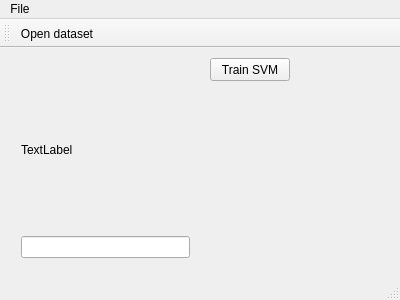
Qt form mainwindow.ui (Logrus/ml_cs231n_cpp) before a commit.
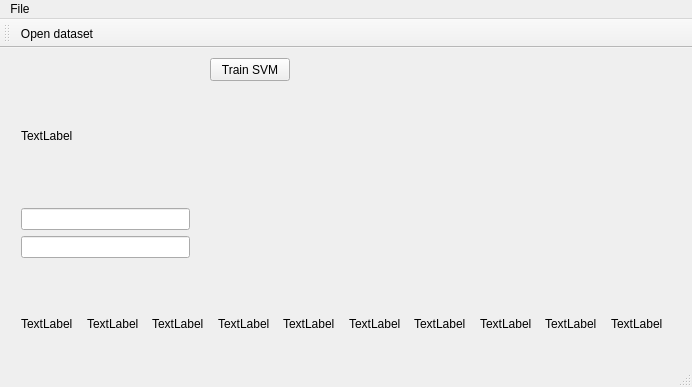
The same form after that commit.

```diff
--- a/mainwindow.ui
+++ b/mainwindow.ui
@@ -6,8 +6,8 @@
    <rect>
     <x>0</x>
     <y>0</y>
-    <width>400</width>
-    <height>300</height>
+    <width>692</width>
+    <height>387</height>
    </rect>
   </property>
   <property name="windowTitle">
@@ -47,6 +47,91 @@
      <item>
       <widget class="QLineEdit" name="labelLineEdit"/>
      </item>
+     <item>
+      <widget class="QLineEdit" name="predictionLineEdit"/>
+     </item>
+    </layout>
+   </widget>
+   <widget class="QWidget" name="">
+    <property name="geometry">
+     <rect>
+      <x>10</x>
+      <y>240</y>
+      <width>671</width>
+      <height>71</height>
+     </rect>
+    </property>
+    <layout class="QHBoxLayout" name="horizontalLayout">
+     <item>
+      <widget class="QLabel" name="w1label">
+       <property name="text">
+        <string>TextLabel</string>
+       </property>
+      </widget>
+     </item>
+     <item>
+      <widget class="QLabel" name="w2label">
+       <property name="text">
+        <string>TextLabel</string>
+       </property>
+      </widget>
+     </item>
+     <item>
+      <widget class="QLabel" name="w3label">
+       <property name="text">
+        <string>TextLabel</string>
+       </property>
+      </widget>
+     </item>
+     <item>
+      <widget class="QLabel" name="w4label">
+       <property name="text">
+        <string>TextLabel</string>
+       </property>
+      </widget>
+     </item>
+     <item>
+      <widget class="QLabel" name="w5label">
+       <property name="text">
+        <string>TextLabel</string>
+       </property>
+      </widget>
+     </item>
+     <item>
+      <widget class="QLabel" name="w6label">
+       <property name="text">
+        <string>TextLabel</string>
+       </property>
+      </widget>
+     </item>
+     <item>
+      <widget class="QLabel" name="w7label">
+       <property name="text">
+        <string>TextLabel</string>
+       </property>
+      </widget>
+     </item>
+     <item>
+      <widget class="QLabel" name="w8label">
+       <property name="text">
+        <string>TextLabel</string>
+       </property>
+      </widget>
+     </item>
+     <item>
+      <widget class="QLabel" name="w9label">
+       <property name="text">
+        <string>TextLabel</string>
+       </property>
+      </widget>
+     </item>
+     <item>
+      <widget class="QLabel" name="w10label">
+       <property name="text">
+        <string>TextLabel</string>
+       </property>
+      </widget>
+     </item>
     </layout>
    </widget>
    <zorder>piclabel</zorder>
@@ -59,7 +144,7 @@
     <rect>
      <x>0</x>
      <y>0</y>
-     <width>400</width>
+     <width>692</width>
      <height>20</height>
     </rect>
    </property>
```
Left out of the diff: 10 changed lines with no effect on the pictures.
